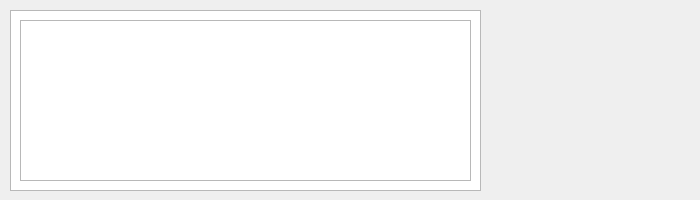
Before: the Qt Designer form rollBook/signbookwidget.ui in chenTaylor/callTheRoll, drawn with Qt 5.
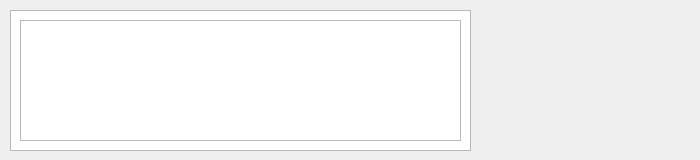
After: the same form once the commit is applied.

Patch:
```diff
--- a/rollBook/signbookwidget.ui
+++ b/rollBook/signbookwidget.ui
@@ -7,7 +7,7 @@
     <x>0</x>
     <y>0</y>
     <width>700</width>
-    <height>200</height>
+    <height>160</height>
    </rect>
   </property>
   <property name="windowTitle">
@@ -18,8 +18,8 @@
     <rect>
      <x>10</x>
      <y>10</y>
-     <width>471</width>
-     <height>181</height>
+     <width>461</width>
+     <height>141</height>
     </rect>
    </property>
   </widget>
@@ -28,8 +28,8 @@
     <rect>
      <x>20</x>
      <y>20</y>
-     <width>451</width>
-     <height>161</height>
+     <width>441</width>
+     <height>121</height>
     </rect>
    </property>
   </widget>
```
